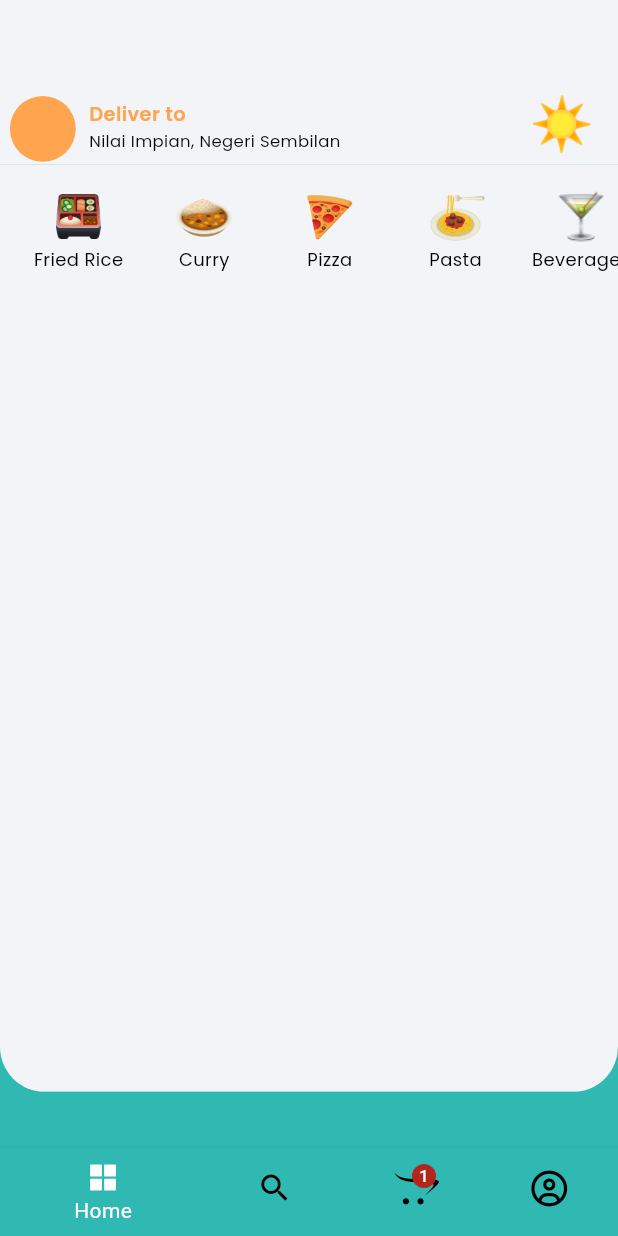
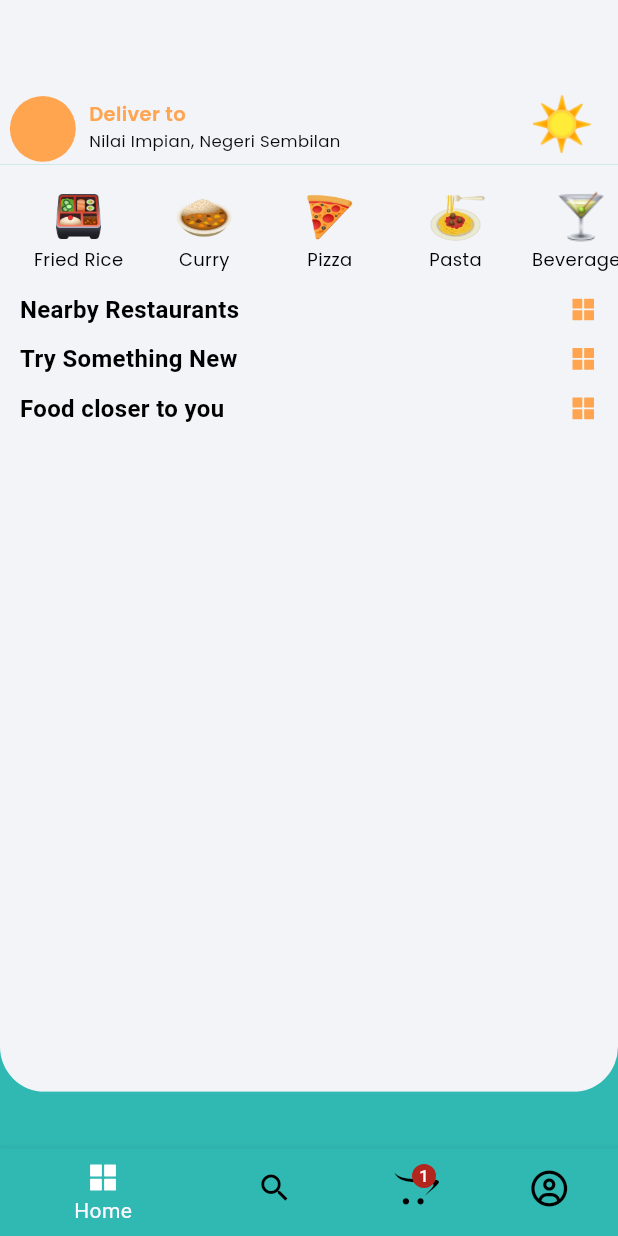
Before and after one commit to asyrafahmad/foodly_app, a Flutter app: the screen it shows after launch, on a phone screen of 412 x 824 dp. Run offline on Flutter 3.47's test engine with Material 3 defaults, Android fonts, the phone set to English and light mode, and no system bars; our stand-ins replace flutter_screenutil, flutter_vector_icons, get, google_fonts.

```diff
--- /dev/null
+++ b/lib/common/heading.dart
@@ -0,0 +1,47 @@
+import 'package:flutter/material.dart';
+import 'package:flutter_screenutil/flutter_screenutil.dart';
+import 'package:flutter_vector_icons/flutter_vector_icons.dart';
+import 'package:foodly_app/common/reusable_text.dart';
+import 'package:foodly_app/constants/constants.dart';
+
+class Heading extends StatelessWidget {
+  const Heading({super.key, required this.text, this.onTap});
+
+  final String text;
+  final void Function()? onTap;
+
+  @override
+  Widget build(BuildContext context) {
+    return Container(
+      padding: EdgeInsets.symmetric(
+        horizontal: 12.w
+      ),
+      child: Row(
+        mainAxisAlignment: MainAxisAlignment.spaceBetween,
+        children: [
+          Padding(
+            padding: EdgeInsetsGeometry.only(top: 10.h),
+            child: ReusableText(text: text, style:
+              TextStyle(
+                fontSize: 16.sp,
+                fontWeight: FontWeight.bold,
+                color: kDark
+              )
+            ),
+          ),
+          GestureDetector(
+            onTap: onTap,
+            child: Padding(
+              padding: EdgeInsetsGeometry.only(top: 10.h),
+              child: Icon(
+                AntDesign.appstore1,
+                color: kSecondary,
+                size: 20.sp,
+              ),
+            ),
+          )
+        ],
+      ),
+    );
+  }
+}
--- a/lib/views/home/home_page.dart
+++ b/lib/views/home/home_page.dart
@@ -2,8 +2,13 @@ import 'package:flutter/material.dart';
 import 'package:flutter_screenutil/flutter_screenutil.dart';
 import 'package:foodly_app/common/custom_appbar.dart';
 import 'package:foodly_app/common/custom_container.dart';
+import 'package:foodly_app/common/heading.dart';
 import 'package:foodly_app/constants/constants.dart';
+import 'package:foodly_app/views/home/all_fastest_food.dart';
+import 'package:foodly_app/views/home/all_nearby_restaurants.dart';
+import 'package:foodly_app/views/home/recommendations.dart';
 import 'package:foodly_app/views/home/widgets/category_list.dart';
+import 'package:get/get.dart';
 
 class HomePage extends StatelessWidget {
   const HomePage({super.key});
@@ -16,12 +21,38 @@ class HomePage extends StatelessWidget {
           preferredSize: Size.fromHeight(130.h),
           child: const CustomAppBar()),
       body: SafeArea(
-        child: CustomContainer(containerContent: Column(
-          children: [
-            // Add your content here
-            CategoryList()
-          ],
-        )),
+        child: CustomContainer(
+          containerContent: Column(
+            children: [
+              // Add your content here
+              const CategoryList(),
+              Heading(
+                text: 'Nearby Restaurants',
+                onTap: () {
+                  Get.to(() => const AllNearbyRestaurantsPage(),
+                    transition: Transition.cupertino,
+                    duration: const Duration(milliseconds: 300),
+                  );
+                }),
+              Heading(
+                text: 'Try Something New',
+                onTap: () {
+                  Get.to(() => const RecommendationsPage(),
+                    transition: Transition.cupertino,
+                    duration: const Duration(milliseconds: 300),
+                  );
+              }),
+              Heading(
+                text: 'Food closer to you',
+                onTap: () {
+                  Get.to(() => const AllFastestFoodPage(),
+                    transition: Transition.cupertino,
+                    duration: const Duration(milliseconds: 300),
+                  );
+              }),
+            ],
+          )
+        ),
       ),
     );
   }
```
Also changed, not shown: lib/views/home/all_fastest_food.dart (added, +24 -0 lines), lib/views/home/all_nearby_restaurants.dart (added, +25 -0 lines), lib/views/home/recommendations.dart (added, +25 -0 lines).
